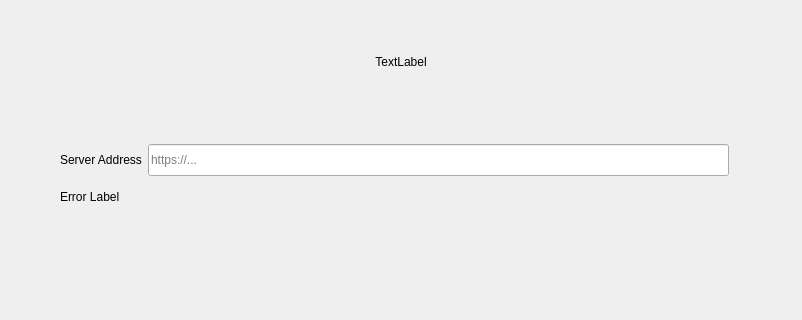
Above: src/gui/wizard/owncloudsetupnocredspage.ui from nextcloud/desktop before the change; both pictures show x 0 to 802 and y 107 to 427 of the 802 by 629 pixel window. Below: the same form after it.
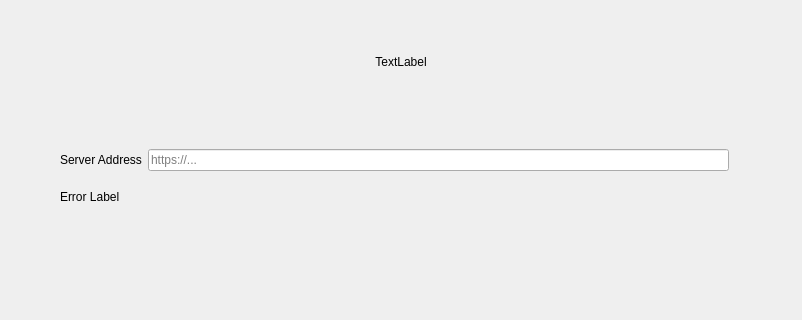
That is the form after the change. Custom widgets are drawn as their Qt base class.

Commit message:
Change vertical size policy of URL input field in wizard
The input field for the nextcloud server URL is vertically too
big (because of the icon next to it in the same horizontal layout).
This commit solves this issue by changing its vertical size policy
from Ignored to Fixed.

What changed in the file:
```diff
--- a/src/gui/wizard/owncloudsetupnocredspage.ui
+++ b/src/gui/wizard/owncloudsetupnocredspage.ui
@@ -201,7 +201,7 @@
             <item>
              <widget class="OCC::PostfixLineEdit" name="leUrl">
               <property name="sizePolicy">
-               <sizepolicy hsizetype="Expanding" vsizetype="Ignored">
+               <sizepolicy hsizetype="Expanding" vsizetype="Fixed">
                 <horstretch>0</horstretch>
                 <verstretch>0</verstretch>
                </sizepolicy>
```
